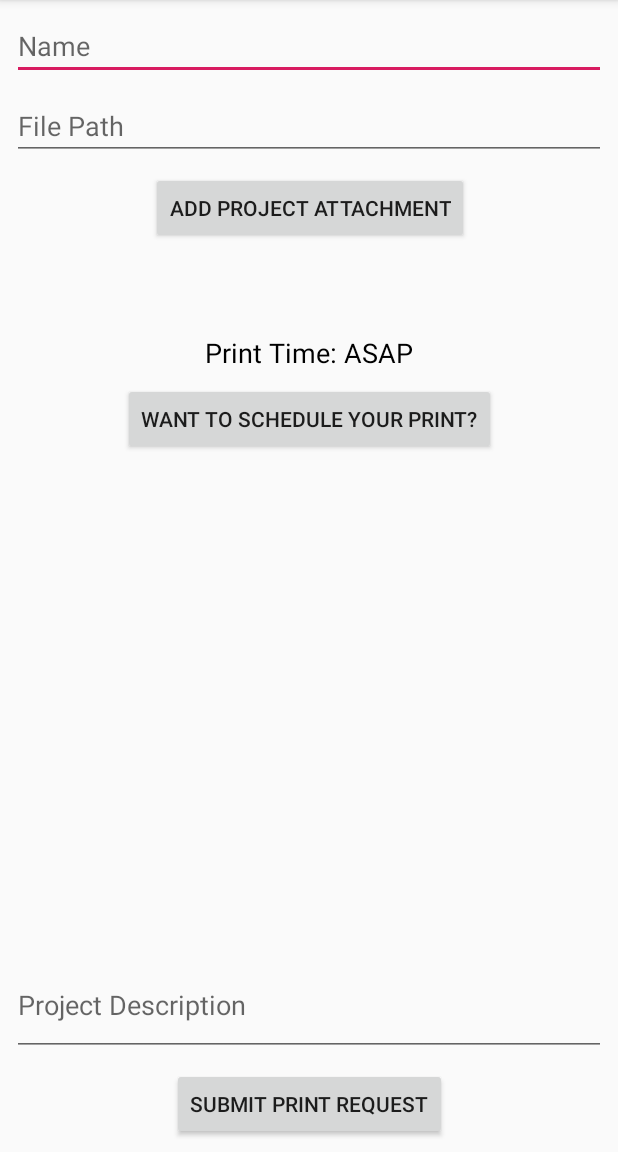
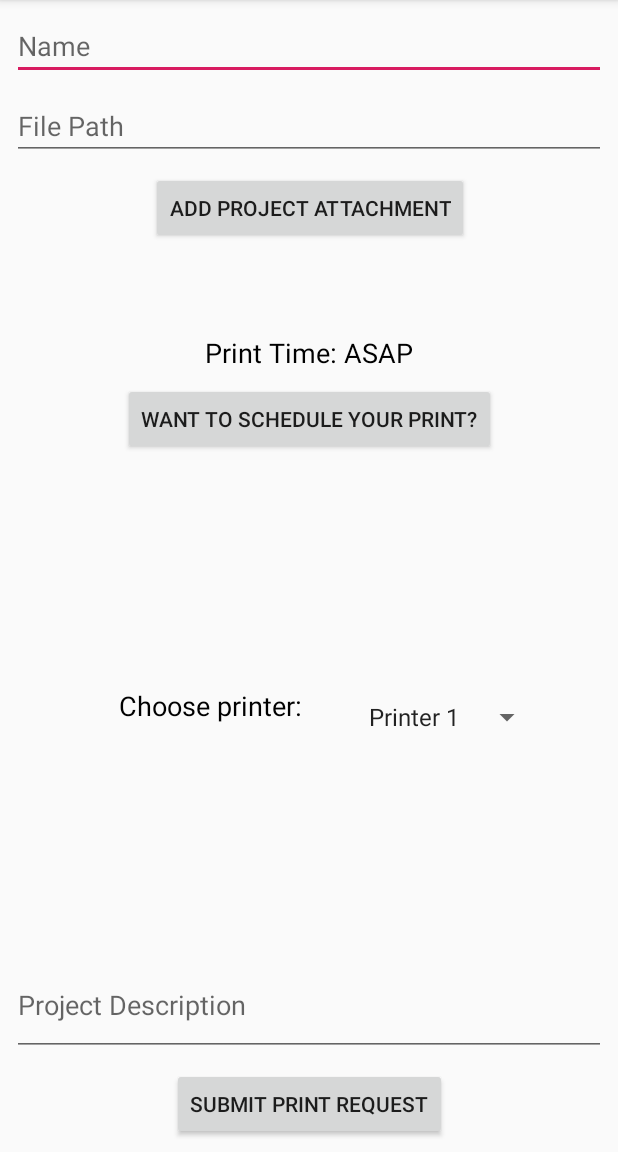
Before and after one commit to LoserAim/Junior-Project-3d-printer-app, an Android app: the RequestInfoActivity screen opened directly, with no data from a screen before it, on a phone screen of 412 x 824 dp, the part 84-1236 px from its top. Run offline under Robolectric (Android 15) with nearby library versions, the phone set to English and light mode, and no system bars.

Commit message:
Added spinner and submit functionality

```diff
--- a/app/src/main/java/com/a3dprinterapp/pre_sql/a3dprinterapp/RequestInfoActivity.java
+++ b/app/src/main/java/com/a3dprinterapp/pre_sql/a3dprinterapp/RequestInfoActivity.java
@@ -1,15 +1,19 @@
 package com.a3dprinterapp.pre_sql.a3dprinterapp;
 
+import android.app.Activity;
+import android.content.Intent;
 import android.support.v7.app.AppCompatActivity;
 import android.os.Bundle;
 import android.text.Editable;
 import android.text.TextWatcher;
 import android.view.View;
+import android.widget.AdapterView;
 import android.widget.EditText;
+import android.widget.Spinner;
 import android.widget.TextView;
+import android.widget.Toast;
 
-public class RequestInfoActivity extends AppCompatActivity
-{
+public class RequestInfoActivity extends AppCompatActivity implements AdapterView.OnItemSelectedListener {
     @Override
     protected void onCreate(Bundle savedInstanceState)
     {
@@ -39,6 +43,9 @@ public class RequestInfoActivity extends AppCompatActivity
                 }
             }
         });
+
+        Spinner spinnerPrinters = findViewById(R.id.spinnerPrinters);
+        spinnerPrinters.setOnItemSelectedListener(new SpinnerActivity());
     }
 
     public void AddAttachment(View view)
@@ -54,6 +61,31 @@ public class RequestInfoActivity extends AppCompatActivity
     public void SubmitRequest(View view)
     {
         // Submit the print request
+        Intent intent = new Intent(this, activity_home.class);
+        startActivity(intent);
+        // Notify user that request is sent
+    }
+
+    public void onItemSelected(AdapterView<?> adapterView, View view, int i, long l) {
+
+    }
+
+    public void onNothingSelected(AdapterView<?> adapterView) {
+
+    }
+
+
+    public class SpinnerActivity extends Activity implements AdapterView.OnItemSelectedListener
+    {
+        public void onItemSelected(AdapterView<?> parent, View view,
+                                   int pos, long id) {
+            // An item was selected. You can retrieve the selected item using
+            // parent.getItemAtPosition(pos)
+            Toast.makeText(parent.getContext(), parent.getItemAtPosition(pos).toString(), Toast.LENGTH_LONG).show();
+        }
+        public void onNothingSelected(AdapterView<?> parent) {
+            // Another interface callback
+        }
     }
 
     //Source: https://stackoverflow.com/questions/33072569/best-practice-input-validation-android
--- a/app/src/main/res/layout/activity_requestinfo.xml
+++ b/app/src/main/res/layout/activity_requestinfo.xml
@@ -105,4 +105,33 @@
         app:layout_constraintStart_toStartOf="parent"
         app:layout_constraintTop_toBottomOf="@+id/buttonAttachment" />
 
+    <Spinner
+        android:id="@+id/spinnerPrinters"
+        android:layout_width="wrap_content"
+        android:layout_height="wrap_content"
+        android:layout_marginTop="8dp"
+        android:layout_marginEnd="50dp"
+        android:layout_marginBottom="8dp"
+        android:entries="@array/Printers"
+        app:layout_constraintBottom_toTopOf="@+id/editDescription"
+        app:layout_constraintEnd_toEndOf="parent"
+        app:layout_constraintTop_toBottomOf="@+id/buttonDate"
+        app:layout_constraintVertical_bias="0.527" />
+
+    <TextView
+        android:id="@+id/textView3"
+        android:layout_width="wrap_content"
+        android:layout_height="wrap_content"
+        android:layout_marginStart="50dp"
+        android:layout_marginTop="8dp"
+        android:layout_marginEnd="8dp"
+        android:layout_marginBottom="8dp"
+        android:text="Choose printer:"
+        android:textColor="@android:color/black"
+        android:textSize="18sp"
+        app:layout_constraintBottom_toTopOf="@+id/editDescription"
+        app:layout_constraintEnd_toStartOf="@+id/spinnerPrinters"
+        app:layout_constraintStart_toStartOf="parent"
+        app:layout_constraintTop_toBottomOf="@+id/buttonDate" />
+
 </android.support.constraint.ConstraintLayout>
--- a/app/src/main/res/values/strings.xml
+++ b/app/src/main/res/values/strings.xml
@@ -29,6 +29,14 @@
         <item>Denied</item>
     </string-array>
 
+    <string-array name="Printers">
+        <item>Printer 1</item>
+        <item>Printer 2</item>
+        <item>Printer 3</item>
+        <item>Printer 4</item>
+        <item>Printer 5</item>
+    </string-array>
+
     <!-- TODO: Remove or change this placeholder text -->
     <string name="hello_blank_fragment">Hello blank fragment</string>
     <string name="title_activity_main_admin">MainAdminActivity</string>
```
